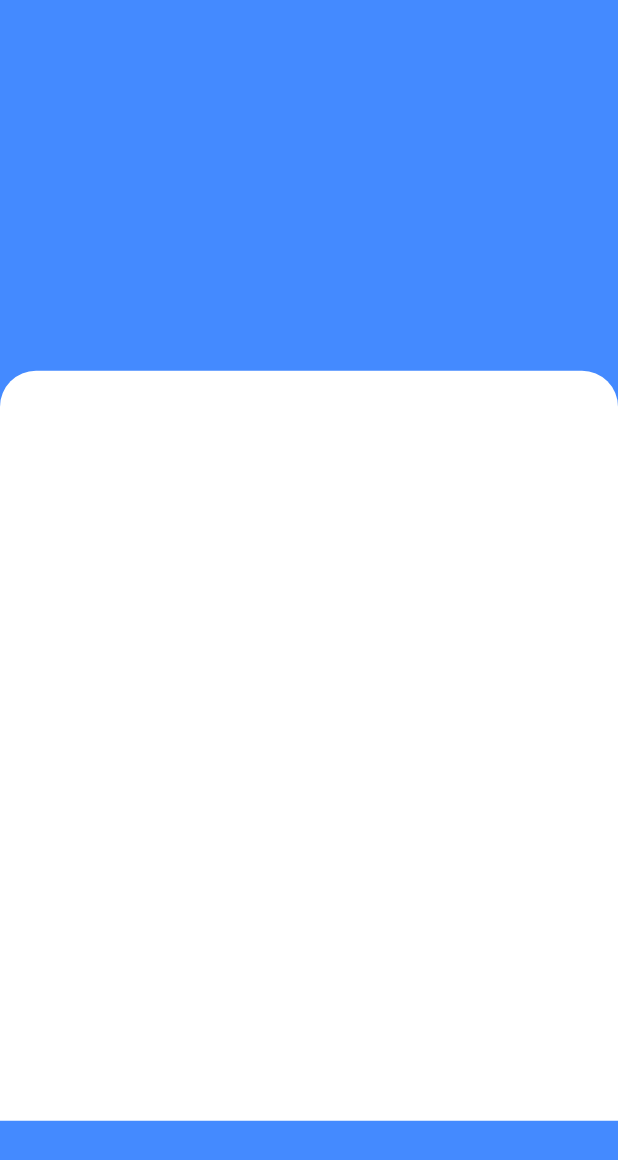
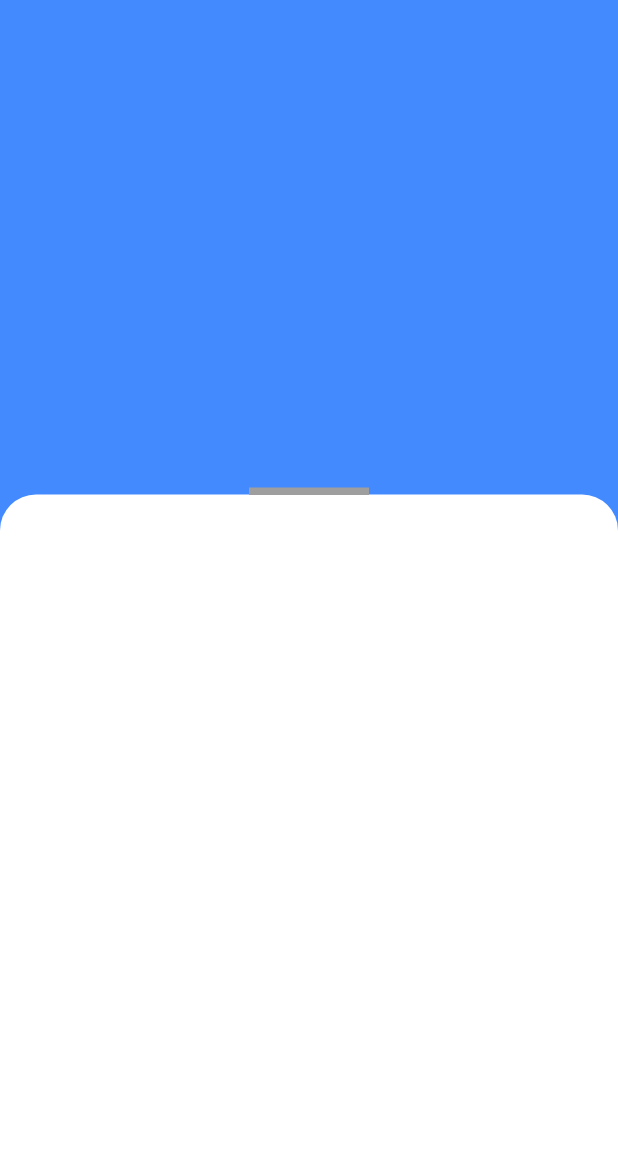
Before and after one commit to Michila0/UI-Designs, a Flutter app: the screen it shows after launch, on a phone screen of 412 x 824 dp. Shown: the top 1160 px of the screen. Run offline on Flutter 3.47's test engine with Material 2 defaults, Android fonts, the phone set to English and light mode, and no system bars; our stand-ins replace flutter_feather_icons.

Commit message:
set the action

```diff
--- a/lib/pages/body.dart
+++ b/lib/pages/body.dart
@@ -10,6 +10,8 @@ class Body extends StatefulWidget {
 }
 
 class _BodyState extends State<Body> {
+
+
   @override
   Widget build(BuildContext context) {
     //It provides us total height and width
@@ -22,14 +24,29 @@ class _BodyState extends State<Body> {
             child: Stack(
               children: <Widget>[
                 Container(
-                  margin: EdgeInsets.only(top: size.height*0.3),
+                  margin: EdgeInsets.only(top: size.height*0.4),
+                  padding: EdgeInsets.only(
+                      top: size.height*0.10,
+
+                  ),
                   height: 500,
                   decoration: BoxDecoration(
                     color: Colors.white,
                     borderRadius: BorderRadius.only(
                         topLeft: Radius.circular(24),
                         topRight: Radius.circular(24)
-                    )
+                    ),
+                  ),
+                ),
+                Align(
+                  alignment: Alignment.topCenter,
+                  child: Container(
+                    margin: EdgeInsets.only(top: 325),
+                    width: 80,
+                    height: 5,
+                    decoration: BoxDecoration(
+                      color: Colors.grey
+                    ),
                   ),
                 )
               ],
--- a/pubspec.yaml
+++ b/pubspec.yaml
@@ -37,6 +37,7 @@ dependencies:
   cupertino_icons: ^1.0.2
   flutter_svg: ^0.17.4 #it help us to use SVG in our app
   flutter_feather_icons: ^2.0.0
+  get: ^4.6.5
 
 dev_dependencies:
   flutter_test:
```
Also changed, not shown: pubspec.lock.
